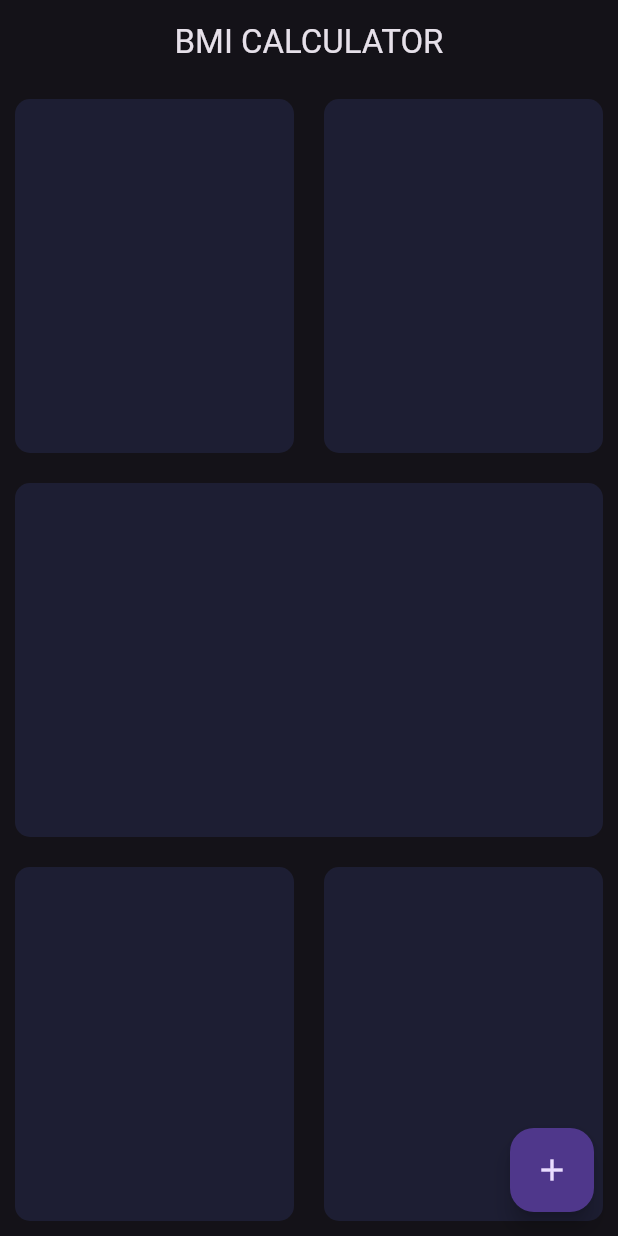
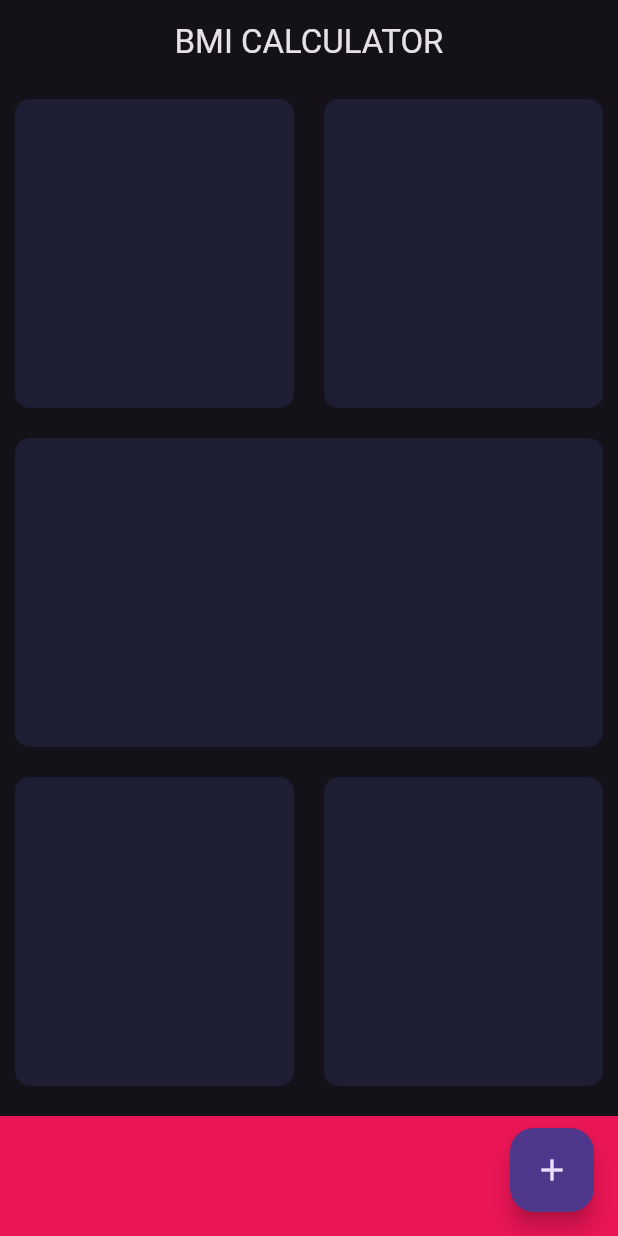
Before and after one commit to dawit2123/Flutter-Projects, a Flutter app: the screen it shows after launch, on a phone screen of 412 x 824 dp. Run offline on Flutter 3.47's test engine with Material 3 defaults, Android fonts, the phone set to English and light mode, and no system bars; our stand-ins replace audioplayers, rflutter_alert; missing offline and left inert: dart:html.

Commit message:
more refactoring done using the variables to remove redundancy

```diff
--- a/bmi_calculator/lib/input_page.dart
+++ b/bmi_calculator/lib/input_page.dart
@@ -1,4 +1,8 @@
 import 'package:flutter/material.dart';
+
+const minimumBottomContainerHeight = 80.0;
+const activeCardColor = Color(0xFF1D1E33);
+const bottomContainerColor = Color(0xffeb1555);
 
 class InputPage extends StatefulWidget {
   const InputPage({Key? key}) : super(key: key);
@@ -21,24 +25,30 @@ class _InputPageState extends State<InputPage> {
               child: Row(
             children: <Widget>[
               Expanded(
-                child: BasicContainer(Color(0xFF1D1E33)),
+                child: BasicContainer(activeCardColor),
               ),
-              Expanded(child: BasicContainer(Color(0xFF1D1E33))),
+              Expanded(child: BasicContainer(activeCardColor)),
             ],
           )),
           Expanded(
               child: Row(
             children: <Widget>[
-              Expanded(child: BasicContainer(Color(0xFF1D1E33)))
+              Expanded(child: BasicContainer(activeCardColor))
             ],
           )),
           Expanded(
               child: Row(
             children: <Widget>[
-              Expanded(child: BasicContainer(Color(0xFF1D1E33))),
-              Expanded(child: BasicContainer(Color(0xFF1D1E33)))
+              Expanded(child: BasicContainer(activeCardColor)),
+              Expanded(child: BasicContainer(activeCardColor))
             ],
           )),
+          Container(
+            color: bottomContainerColor,
+            margin: EdgeInsets.only(top: 10.0),
+            height: minimumBottomContainerHeight,
+            width: double.infinity,
+          )
         ],
       ),
       floatingActionButton: FloatingActionButton(
@@ -52,7 +62,7 @@ class _InputPageState extends State<InputPage> {
 }
 
 class BasicContainer extends StatelessWidget {
-  Color color;
+  final Color color;
   BasicContainer(this.color);
 
   @override
```
